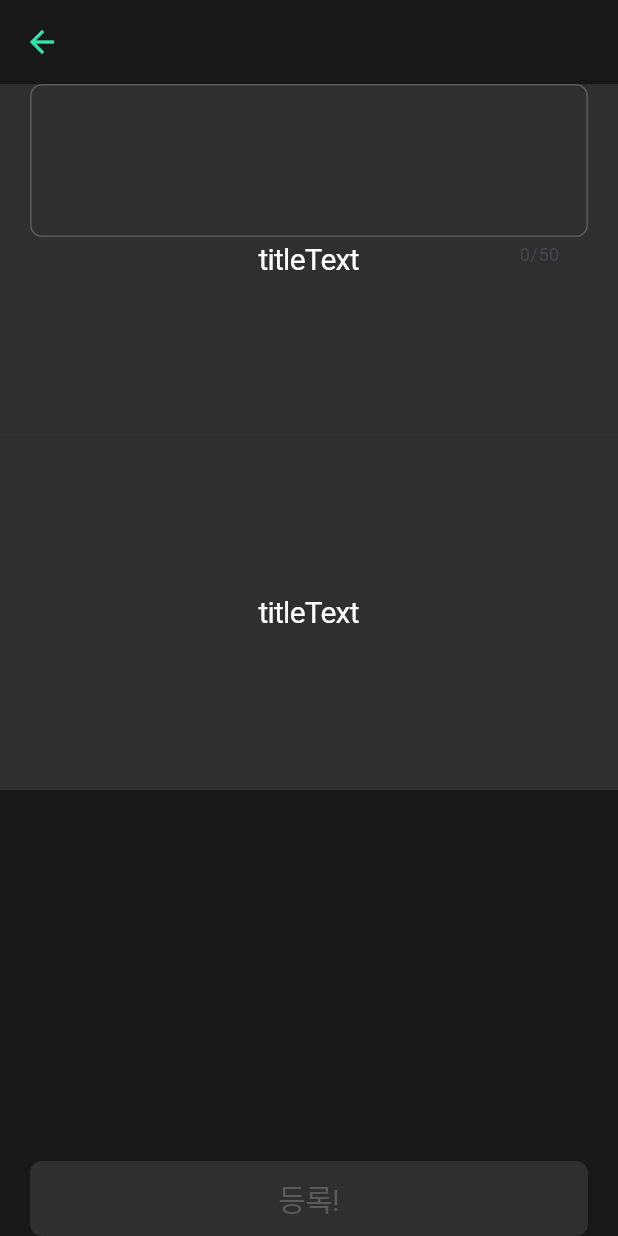
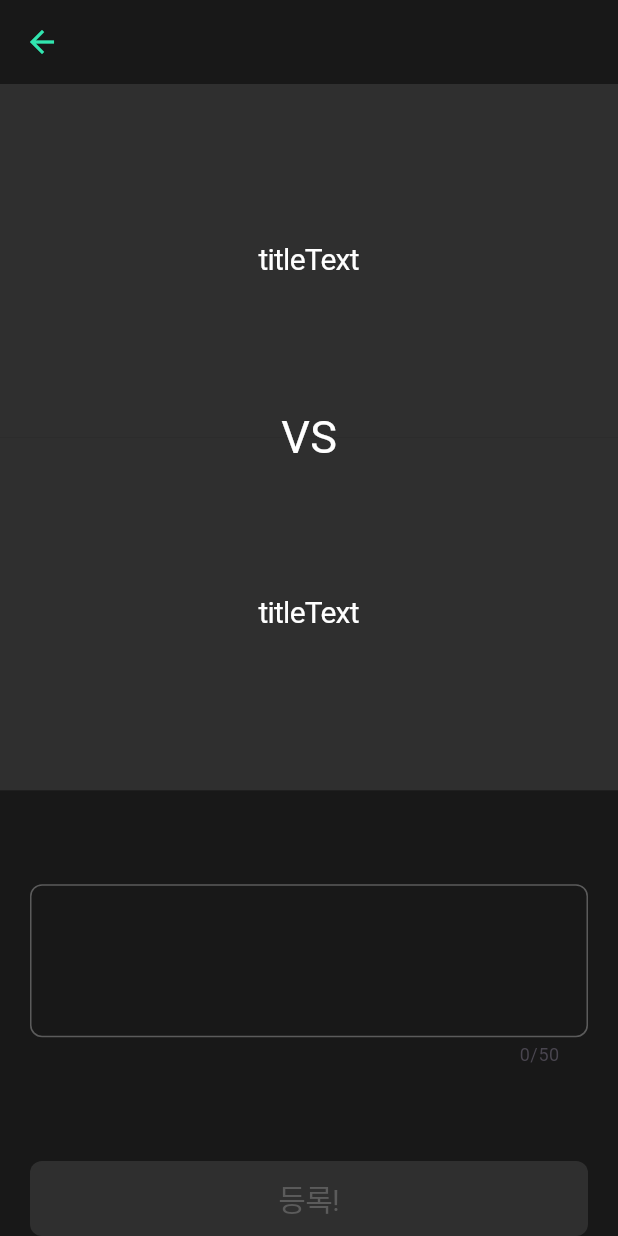
Before and after one commit to NOGUEN/dilemma_cafe, a Flutter app: the screen it shows after launch, after a tap on "오늘의 딜레마", on a phone screen of 412 x 824 dp. Run offline on Flutter 3.47's test engine with Material 3 defaults, Android fonts, the phone set to English and light mode, and no system bars; our stand-ins replace flutter_svg; Roboto replaces fonts that are missing (Jalnan).

Commit message:
feat: 딜레마 뷰와 홈 뷰의 위젯과 구성 일부 수정

```diff
--- a/lib/ui/views/dillema_view.dart
+++ b/lib/ui/views/dillema_view.dart
@@ -2,6 +2,7 @@
 
 import 'package:dillema_cafe/core/constants/app_constants.dart';
 import 'package:dillema_cafe/core/viewmodels/dillema_viewmodel.dart';
+import 'package:dillema_cafe/ui/design_system/app_colors.dart';
 import 'package:dillema_cafe/ui/widgets/dillema_cafe_button.dart';
 import 'package:dillema_cafe/ui/widgets/dillema_pick_button.dart';
 import 'package:dillema_cafe/ui/widgets/dillema_textfield.dart';
@@ -28,7 +29,9 @@ class _DillemaViewState extends State<DillemaView> {
       builder: (BuildContext context, DillemaViewModel model, _) {
         return Scaffold(
           appBar: AppBar(),
-          body: Stack(
+          body: Column(
+            children: [
+              Stack(
                 children: [
                   Column(
                     children: [
@@ -57,6 +60,20 @@ class _DillemaViewState extends State<DillemaView> {
                             },
                           );
                         },
+                      ),
+                    ],
+                  ),
+                  const Positioned.fill(
+                    child: Center(
+                      child: Text(
+                        "VS",
+                        style: TextStyle(
+                          fontFamily: "Jalnan",
+                          fontSize: 30,
+                          color: AppColors.white,
+                        ),
+                      ),
+                    ),
                   ),
                 ],
               ),
--- a/lib/ui/views/home_view.dart
+++ b/lib/ui/views/home_view.dart
@@ -2,6 +2,7 @@
 
 import 'package:dillema_cafe/core/constants/app_constants.dart';
 import 'package:dillema_cafe/ui/design_system/font_styles.dart';
+import 'package:dillema_cafe/ui/widgets/dillema_avatar_button.dart';
 import 'package:dillema_cafe/ui/widgets/dillema_list_cell.dart';
 import 'package:flutter/material.dart';
 import 'package:dillema_cafe/ui/design_system/app_colors.dart';
@@ -30,13 +31,15 @@ class HomeView extends StatelessWidget {
             ),
             centerTitle: false,
             actions: [
-              IconButton(
-                onPressed: () {},
-                icon: const Icon(
-                  Icons.settings,
-                  size: 35,
+              Padding(
+                padding: const EdgeInsets.only(right: 15.0),
+                child: DillemaAvatarButton(
+                  onTapFunction: () {
+                    Navigator.of(context).pushNamed(RoutePaths.MyPage);
+                  },
+                  imgUrl: null,
                 ),
-              )
+              ),
             ],
           ),
           body: SingleChildScrollView(
```
Also changed, not shown: lib/ui/widgets/dillema_avatar_button.dart (+37 -0 lines), lib/ui/widgets/dillema_filter_tapbar.dart (+3 -7 lines). Lines whose indentation alone changed are shown as unchanged.
